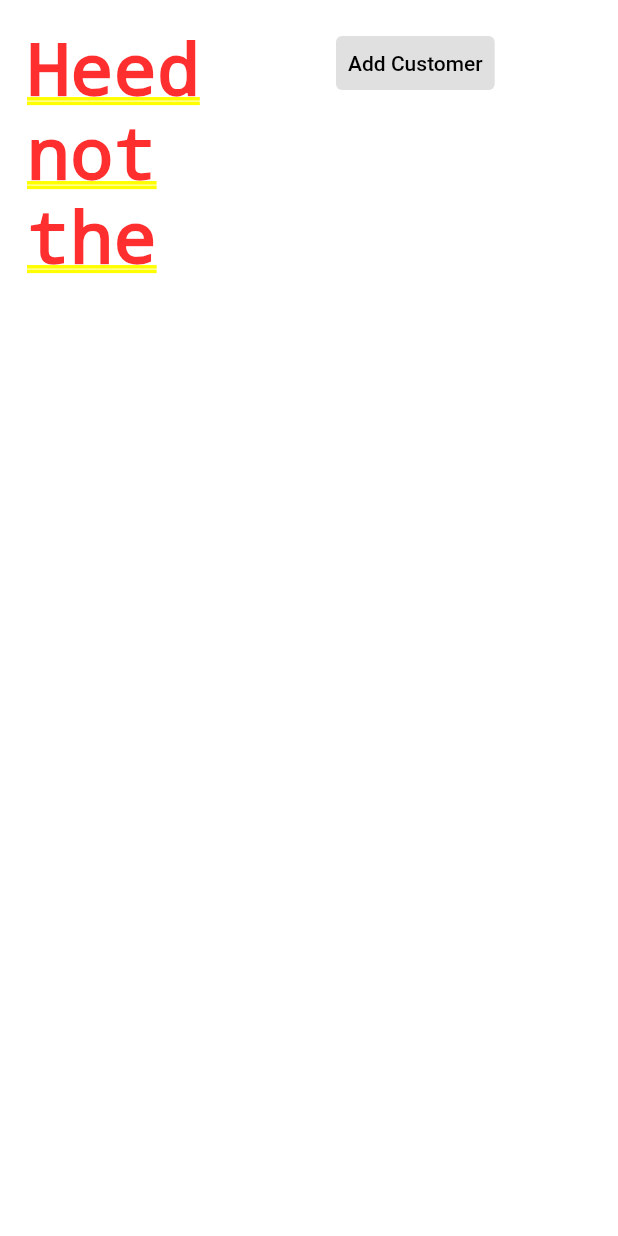
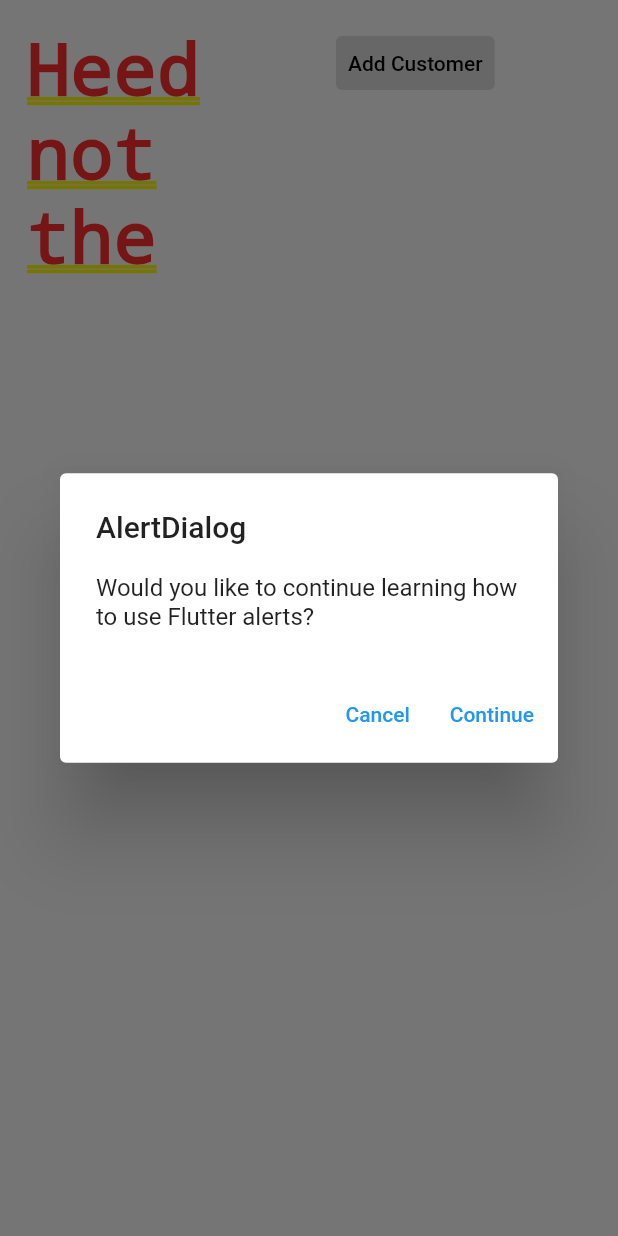
Before and after one commit to mehedihasan03/invoice_flutter_front_end, a Flutter app: the CreateInviocePage screen opened by its route, after a tap on "Add Customer", on a phone screen of 412 x 824 dp. Run offline on Flutter 3.47's test engine with Material 2 defaults, Android fonts, the phone set to English and light mode, and no system bars; our stand-ins replace fluttertoast; network calls fail.

Commit message:
edit new invoice page

```diff
--- a/lib/page/screen/create_invoice_page.dart
+++ b/lib/page/screen/create_invoice_page.dart
@@ -32,8 +32,10 @@ class _CreateInviocePageState extends State<CreateInviocePage> {
                     foregroundColor: MaterialStateProperty.all<Color>(Colors.black),
                     backgroundColor: MaterialStateProperty.all<Color>(Colors.black12),
                   ),
-                  onPressed: () { },
-                  child: Text('Add Customer'),
+                  onPressed: () {
+                    showAlertDialog(context);
+                  },
+                  child: const Text('Add Customer'),
                 )
               ],
             ),
@@ -44,3 +46,34 @@ class _CreateInviocePageState extends State<CreateInviocePage> {
       );
   }
 }
+
+showAlertDialog(BuildContext context) {
+
+  // set up the buttons
+  Widget cancelButton = TextButton(
+    child: Text("Cancel"),
+    onPressed:  () {},
+  );
+  Widget continueButton = TextButton(
+    child: Text("Continue"),
+    onPressed:  () {},
+  );
+
+  // set up the AlertDialog
+  AlertDialog alert = AlertDialog(
+    title: Text("AlertDialog"),
+    content: Text("Would you like to continue learning how to use Flutter alerts?"),
+    actions: [
+      cancelButton,
+      continueButton,
+    ],
+  );
+
+  // show the dialog
+  showDialog(
+    context: context,
+    builder: (BuildContext context) {
+      return alert;
+    },
+  );
+}
--- a/pubspec.yaml
+++ b/pubspec.yaml
@@ -31,6 +31,7 @@ dependencies:
     sdk: flutter
   http: ^0.13.4
   simple_animations: ^4.0.1
+  rflutter_alert: ^2.0.4
 
   # The following adds the Cupertino Icons font to your application.
   # Use with the CupertinoIcons class for iOS style icons.
```
Also changed, not shown: pubspec.lock.
